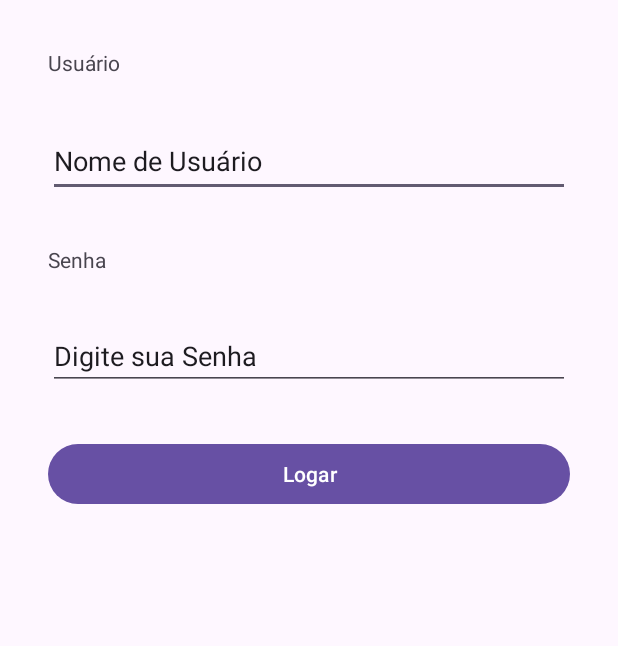
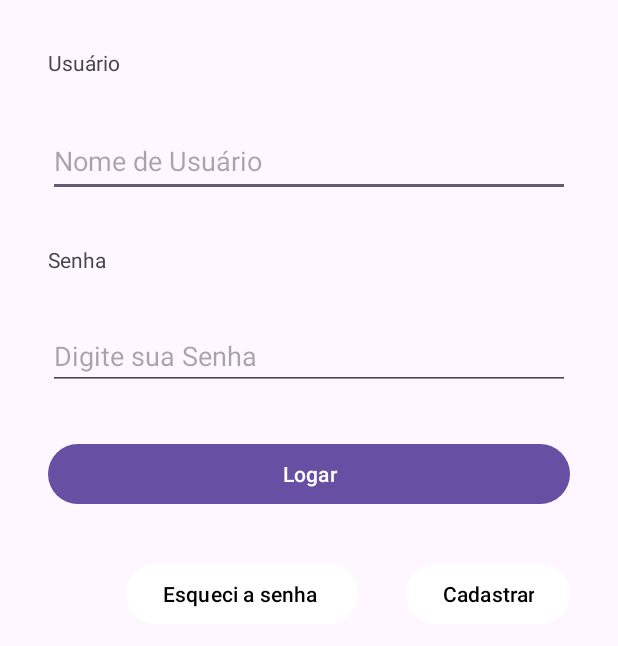
Before and after one commit to gabrielcaproni/PDM, an Android app: the screen it shows after launch (MainActivity), on a phone screen of 412 x 824 dp. Shown: the top 646 px of the screen. Run offline under Robolectric (Android 15) with nearby library versions, the phone set to English and light mode, and no system bars.

Commit message:
Atualizando projeto Android Studio,implementação de novos botões e códigos.

```diff
--- a/AndroidStudio2024/MeuPrimeiroApp/app/src/main/java/br/edu/ifsuldeminas/mch/meuprimeiroapp/MainActivity.java
+++ b/AndroidStudio2024/MeuPrimeiroApp/app/src/main/java/br/edu/ifsuldeminas/mch/meuprimeiroapp/MainActivity.java
@@ -3,6 +3,9 @@ package br.edu.ifsuldeminas.mch.meuprimeiroapp;
 import androidx.appcompat.app.AppCompatActivity;
 
 import android.os.Bundle;
+import android.view.View;
+import android.widget.Button;
+import android.widget.Toast;
 
 public class MainActivity extends AppCompatActivity {
 
@@ -10,5 +13,29 @@ public class MainActivity extends AppCompatActivity {
     protected void onCreate(Bundle savedInstanceState) {
         super.onCreate(savedInstanceState);
         setContentView(R.layout.activity_main);
+
+
+        // Acessar o botão
+
+        Button buttonLogin = findViewById(R.id.buttonLogin);
+
+        //Chamar o OnClickListener
+
+        buttonLogin.setOnClickListener(new View.OnClickListener() {
+            @Override
+            public void onClick(View view) {
+                Toast toast =Toast.makeText(view.getContext(), R.string.login_succesfull, Toast.LENGTH_LONG);
+
+                toast.show();
+            }
+        });
+
+        buttonLogin.setOnClickListener(view -> {
+            Toast toast =Toast.makeText(view.getContext(), R.string.login_succesfull, Toast.LENGTH_LONG);
+
+            toast.show();
+        });
+
+
     }
 }
--- a/AndroidStudio2024/MeuPrimeiroApp/app/src/main/res/layout/activity_main.xml
+++ b/AndroidStudio2024/MeuPrimeiroApp/app/src/main/res/layout/activity_main.xml
@@ -25,7 +25,7 @@
         android:layout_marginEnd="@dimen/rigth_default_margin"
         android:inputType="text"
         android:minHeight="@dimen/edit_texts_min_heigth"
-        android:text="@string/login_user_login_placeholder"
+        android:hint="@string/login_user_login_placeholder"
         app:layout_constraintEnd_toEndOf="parent"
         app:layout_constraintHorizontal_bias="0.422"
         app:layout_constraintStart_toStartOf="parent"
@@ -48,7 +48,7 @@
         android:layout_marginStart="@dimen/left_default_margin"
         android:layout_marginTop="@dimen/top_default_margin"
         android:layout_marginEnd="@dimen/rigth_default_margin"
-        android:text="@string/login_user_pw_placeholder"
+        android:hint="@string/login_user_pw_placeholder"
         android:inputType="number"
         app:layout_constraintEnd_toEndOf="parent"
         app:layout_constraintStart_toStartOf="parent"
@@ -66,4 +66,32 @@
         app:layout_constraintStart_toStartOf="parent"
         app:layout_constraintTop_toBottomOf="@+id/editTextNumberPassword" />
 
+    <Button
+        android:id="@+id/buttonRegister"
+        android:layout_width="wrap_content"
+        android:layout_height="wrap_content"
+
+        android:backgroundTint="@color/white"
+        android:textColor="@color/black"
+
+        android:layout_marginTop="@dimen/top_default_margin"
+        android:layout_marginEnd="@dimen/rigth_default_margin"
+        android:text="@string/login_button_register"
+        app:layout_constraintEnd_toEndOf="parent"
+        app:layout_constraintTop_toBottomOf="@+id/buttonLogin" />
+
+    <Button
+        android:id="@+id/buttonForgotPW"
+        android:layout_width="wrap_content"
+        android:layout_height="wrap_content"
+
+        android:backgroundTint="@color/white"
+        android:textColor="@color/black"
+
+        android:layout_marginTop="@dimen/top_default_margin"
+        android:layout_marginEnd="@dimen/rigth_default_margin"
+        android:text="@string/login_button_forgot_pw"
+        app:layout_constraintEnd_toStartOf="@+id/buttonRegister"
+        app:layout_constraintTop_toBottomOf="@+id/buttonLogin" />
+
 </androidx.constraintlayout.widget.ConstraintLayout>
--- a/AndroidStudio2024/MeuPrimeiroApp/app/src/main/res/values/strings.xml
+++ b/AndroidStudio2024/MeuPrimeiroApp/app/src/main/res/values/strings.xml
@@ -10,5 +10,9 @@
     <string name="login_user_pw_placeholder">Digite sua Senha</string>
 
     <string name="login_buttom_login">Logar</string>
+    <string name="login_button_register">Cadastrar</string>
+    <string name="login_button_forgot_pw">"Esqueci a senha "</string>
+
+    <string name="login_succesfull">""Login efetuado com sucesso</string>
 
 </resources>
```
